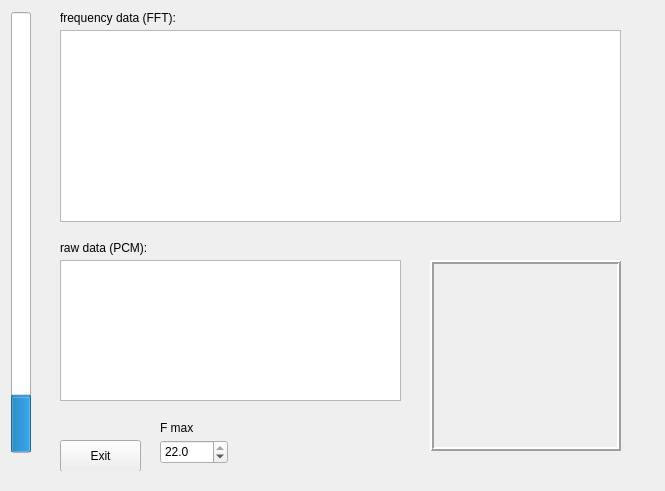
Old version of the form 2016-07-37_qt_audio_monitor/ui_main.ui in the repository bgtoo/Python-GUI-examples.
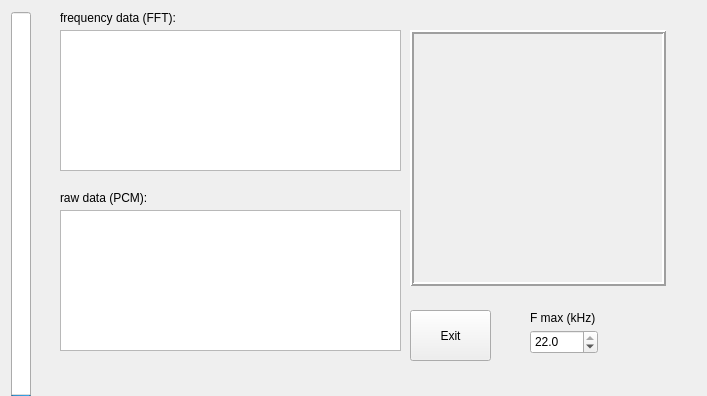
New version of the form. Custom widgets are drawn as their Qt base class.

What changed in the file:
```diff
--- a/2016-07-37_qt_audio_monitor/ui_main.ui
+++ b/2016-07-37_qt_audio_monitor/ui_main.ui
@@ -6,8 +6,8 @@
    <rect>
     <x>0</x>
     <y>0</y>
-    <width>665</width>
-    <height>491</height>
+    <width>707</width>
+    <height>396</height>
    </rect>
   </property>
   <property name="windowTitle">
@@ -50,8 +50,8 @@
      <rect>
       <x>60</x>
       <y>10</y>
-      <width>591</width>
-      <height>461</height>
+      <width>621</width>
+      <height>361</height>
      </rect>
     </property>
     <property name="frameShape">
@@ -78,8 +78,8 @@
       <rect>
        <x>0</x>
        <y>20</y>
-       <width>561</width>
-       <height>192</height>
+       <width>341</width>
+       <height>141</height>
       </rect>
      </property>
     </widget>
@@ -87,7 +87,7 @@
      <property name="geometry">
       <rect>
        <x>0</x>
-       <y>230</y>
+       <y>180</y>
        <width>99</width>
        <height>16</height>
       </rect>
@@ -100,7 +100,7 @@
      <property name="geometry">
       <rect>
        <x>0</x>
-       <y>250</y>
+       <y>200</y>
        <width>341</width>
        <height>141</height>
       </rect>
@@ -109,10 +109,10 @@
     <widget class="QLabel" name="label_3">
      <property name="geometry">
       <rect>
-       <x>370</x>
-       <y>250</y>
-       <width>191</width>
-       <height>191</height>
+       <x>350</x>
+       <y>20</y>
+       <width>256</width>
+       <height>256</height>
       </rect>
      </property>
      <property name="autoFillBackground">
@@ -137,10 +137,10 @@
     <widget class="QPushButton" name="exitButton">
      <property name="geometry">
       <rect>
-       <x>0</x>
-       <y>430</y>
+       <x>350</x>
+       <y>300</y>
        <width>81</width>
-       <height>32</height>
+       <height>51</height>
       </rect>
      </property>
      <property name="text">
@@ -150,8 +150,8 @@
     <widget class="QDoubleSpinBox" name="freqSpinBox">
      <property name="geometry">
       <rect>
-       <x>100</x>
-       <y>430</y>
+       <x>470</x>
+       <y>320</y>
        <width>68</width>
        <height>24</height>
       </rect>
@@ -160,7 +160,7 @@
       <number>1</number>
      </property>
      <property name="minimum">
-      <double>0.400000000000000</double>
+      <double>2.600000000000000</double>
      </property>
      <property name="maximum">
       <double>22.000000000000000</double>
@@ -175,14 +175,14 @@
     <widget class="QLabel" name="label_4">
      <property name="geometry">
       <rect>
-       <x>100</x>
-       <y>410</y>
-       <width>60</width>
+       <x>470</x>
+       <y>300</y>
+       <width>81</width>
        <height>16</height>
       </rect>
      </property>
      <property name="text">
-      <string>F max</string>
+      <string>F max (kHz)</string>
      </property>
     </widget>
    </widget>
```
